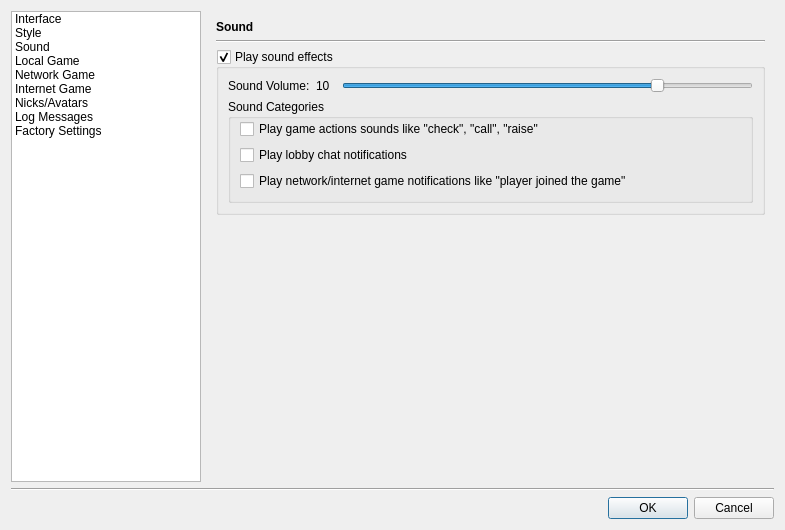
First picture: the form in src/gui/qt/settingsdialog.ui, repository pokerth/pokerth, before the edit.
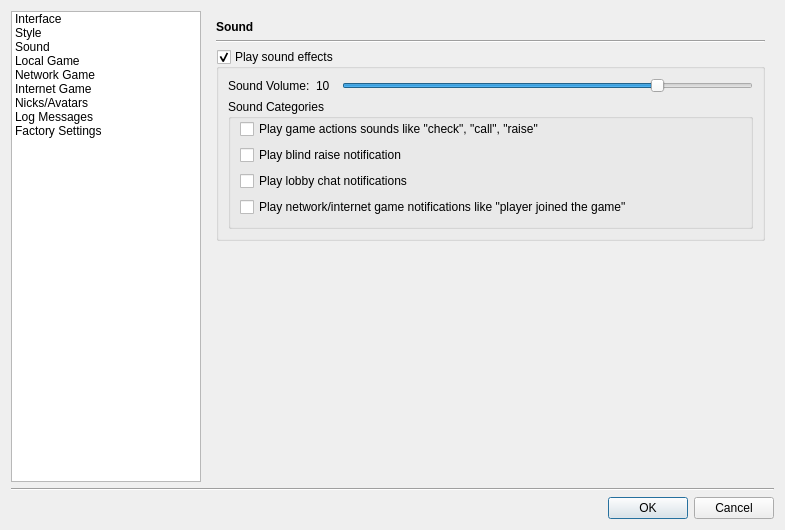
Second picture: the form after the edit. The open tabs and pages were chosen to show the change. Icons and pictures are not drawn. Custom widgets are drawn as their Qt base class.

Commit message: implementing: make raise-blind sound optional (#127)

```diff
--- a/src/gui/qt/settingsdialog.ui
+++ b/src/gui/qt/settingsdialog.ui
@@ -790,14 +790,14 @@
                  </property>
                 </widget>
                </item>
-               <item row="1" column="0">
+               <item row="2" column="0">
                 <widget class="QCheckBox" name="checkBox_playLobbyChatNotification">
                  <property name="text">
                   <string>Play lobby chat notifications</string>
                  </property>
                 </widget>
                </item>
-               <item row="2" column="0">
+               <item row="3" column="0">
                 <widget class="QCheckBox" name="checkBox_playNetworkGameNotification">
                  <property name="text">
                   <string>Play network/internet game notifications like &quot;player joined the game&quot;</string>
@@ -807,6 +807,13 @@
                  </property>
                 </widget>
                </item>
+               <item row="1" column="0">
+                <widget class="QCheckBox" name="checkBox_playBlindRaiseSound">
+                 <property name="text">
+                  <string>Play blind raise notification</string>
+                 </property>
+                </widget>
+               </item>
               </layout>
              </widget>
             </item>
```
The commit also changes 3 other files.
